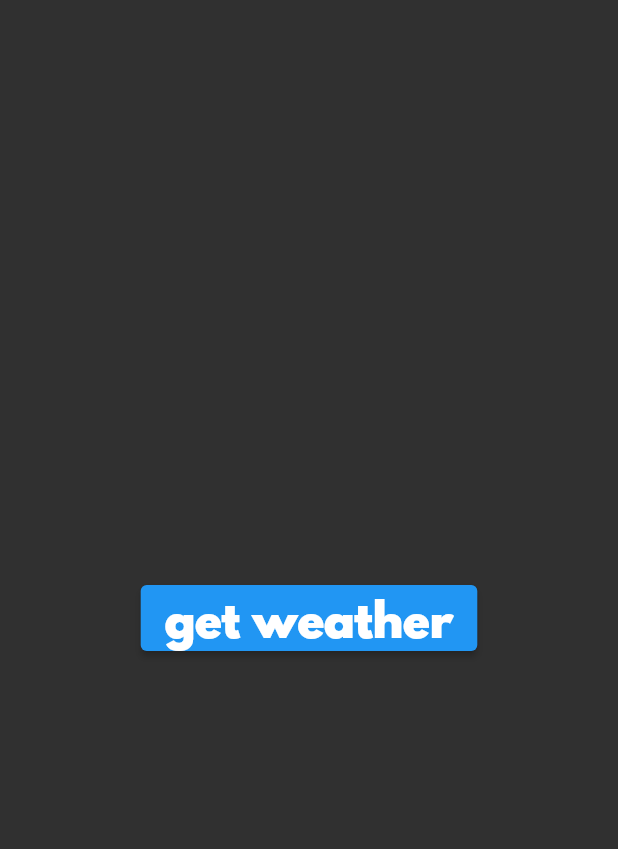
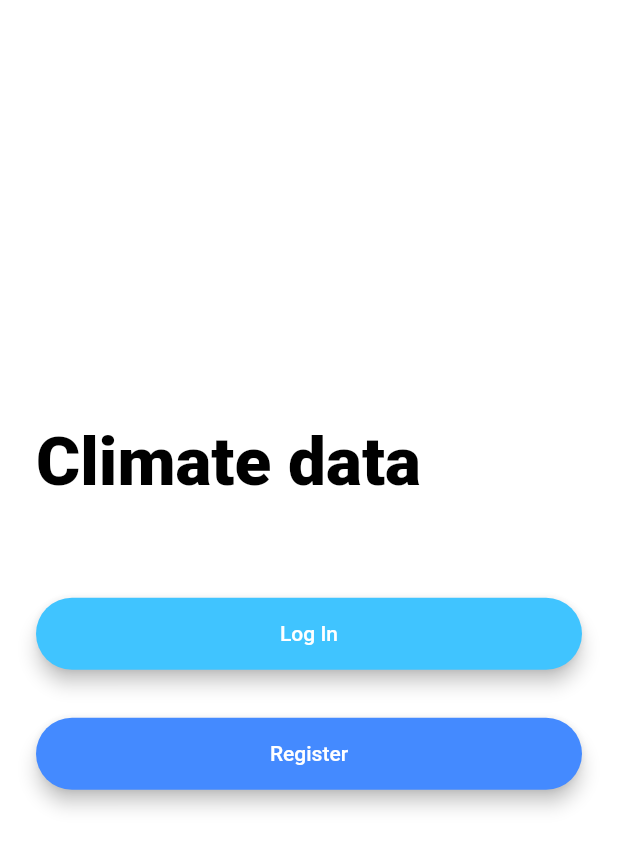
Before and after one commit to GarifullinII/climate_data, a Flutter app: the screen it shows after launch, on a phone screen of 412 x 824 dp. Shown: the top 849 px of the screen. Run offline on Flutter 3.47's test engine with Material 2 defaults, Android fonts, the phone set to English and light mode, and no system bars; our stand-ins replace geolocator.

Commit message:
add routes, welcome_screen, login_screen, registration_screen

```diff
--- a/lib/main.dart
+++ b/lib/main.dart
@@ -1,19 +1,36 @@
+import 'package:climate_data/screens/city_screen.dart';
+import 'package:climate_data/screens/loading_screen.dart';
+import 'package:climate_data/screens/location_screen.dart';
+import 'package:climate_data/screens/login_screen.dart';
+import 'package:climate_data/screens/registration_screen.dart';
+import 'package:climate_data/screens/welcome_screen.dart';
 import 'package:flutter/material.dart';
-import 'package:climate_data/screens/loading_screen.dart';
 
 void main() {
-  runApp(const MyApp());
+  runApp(const ClimateData());
 }
 
-class MyApp extends StatelessWidget {
-  const MyApp({super.key});
+class ClimateData extends StatelessWidget {
+  const ClimateData({Key? key}) : super(key: key);
 
   @override
   Widget build(BuildContext context) {
     return MaterialApp(
-      title: 'Weather',
-      theme: ThemeData.dark(),
-      home: const LoadingScreen(),
+      theme: ThemeData.dark().copyWith(
+        textTheme: const TextTheme(
+          bodyLarge: TextStyle(color: Colors.black54),
+        ),
+      ),
+      home: const WelcomeScreen(),
+      initialRoute: 'welcome_screen',
+      routes: {
+        'welcome_screen': (context) => const WelcomeScreen(),
+        'login_screen': (context) => const LoginScreen(),
+        'registration_screen': (context) => const RegistrationScreen(),
+        'loading_screen': (context) => const LoadingScreen(),
+        'location_screen': (context) => const LocationScreen(),
+        'city_screen': (context) => const CityScreen(),
+      },
     );
   }
 }
--- a/lib/screens/loading_screen.dart
+++ b/lib/screens/loading_screen.dart
@@ -1,7 +1,6 @@
 import 'package:climate_data/services/weather.dart';
 import 'package:flutter/material.dart';
 import 'package:climate_data/screens/location_screen.dart';
-
 import '../utilities/constants.dart';
 
 class LoadingScreen extends StatefulWidget {
@@ -30,13 +29,16 @@ class _LoadingScreenState extends State<LoadingScreen> {
   @override
   Widget build(BuildContext context) {
     return Scaffold(
+      // backgroundColor: Colors.white,
       body: Center(
-        child: ElevatedButton(
+        child: MaterialButton(
           onPressed: () {
             _getLocationData();
           },
+          minWidth: 200.0,
+          height: 42.0,
           child: const Text(
-            'get weather',
+            'Get Weather',
             style: kButtonTextStyle,
           ),
         ),
--- /dev/null
+++ b/lib/screens/welcome_screen.dart
@@ -0,0 +1,77 @@
+import 'package:flutter/material.dart';
+
+class WelcomeScreen extends StatefulWidget {
+  const WelcomeScreen({Key? key}) : super(key: key);
+
+  @override
+  State<WelcomeScreen> createState() => _WelcomeScreenState();
+}
+
+class _WelcomeScreenState extends State<WelcomeScreen> {
+  @override
+  Widget build(BuildContext context) {
+    return Scaffold(
+      backgroundColor: Colors.white,
+      body: Padding(
+        padding: const EdgeInsets.symmetric(horizontal: 24.0),
+        child: Column(
+          mainAxisAlignment: MainAxisAlignment.center,
+          crossAxisAlignment: CrossAxisAlignment.stretch,
+          children: [
+            Row(
+              children: const [
+                Text(
+                  'Climate data',
+                  style: TextStyle(
+                    fontSize: 45.0,
+                    fontWeight: FontWeight.w900,
+                    color: Colors.black,
+                  ),
+                ),
+              ],
+            ),
+            const SizedBox(
+              height: 48.0,
+            ),
+            Padding(
+              padding: const EdgeInsets.symmetric(vertical: 16.0),
+              child: Material(
+                elevation: 5.0,
+                color: Colors.lightBlueAccent,
+                borderRadius: BorderRadius.circular(30.0),
+                child: MaterialButton(
+                  onPressed: () {
+                    //Go to login screen.
+                  },
+                  minWidth: 200.0,
+                  height: 42.0,
+                  child: const Text(
+                    'Log In',
+                  ),
+                ),
+              ),
+            ),
+            Padding(
+              padding: const EdgeInsets.symmetric(vertical: 16.0),
+              child: Material(
+                color: Colors.blueAccent,
+                borderRadius: BorderRadius.circular(30.0),
+                elevation: 5.0,
+                child: MaterialButton(
+                  onPressed: () {
+                    //Go to registration screen.
+                  },
+                  minWidth: 200.0,
+                  height: 42.0,
+                  child: const Text(
+                    'Register',
+                  ),
+                ),
+              ),
+            ),
+          ],
+        ),
+      ),
+    );
+  }
+}
--- a/lib/utilities/constants.dart
+++ b/lib/utilities/constants.dart
@@ -24,7 +24,7 @@ const kTextFieldInputDecoration = InputDecoration(
   fillColor: Colors.white,
   icon: Icon(
     Icons.location_city,
-    color: Colors.blue,
+    color: Colors.white,
   ),
   hintText: 'Enter city name',
   hintStyle: TextStyle(
```
Also changed, not shown: lib/screens/city_screen.dart (+4 -4 lines), lib/screens/location_screen.dart (+14 -2 lines), lib/screens/login_screen.dart (added, +103 -0 lines), lib/screens/registration_screen.dart (added, +95 -0 lines), images/city_background.jpg, images/location_background.jpg, 1 other file.
